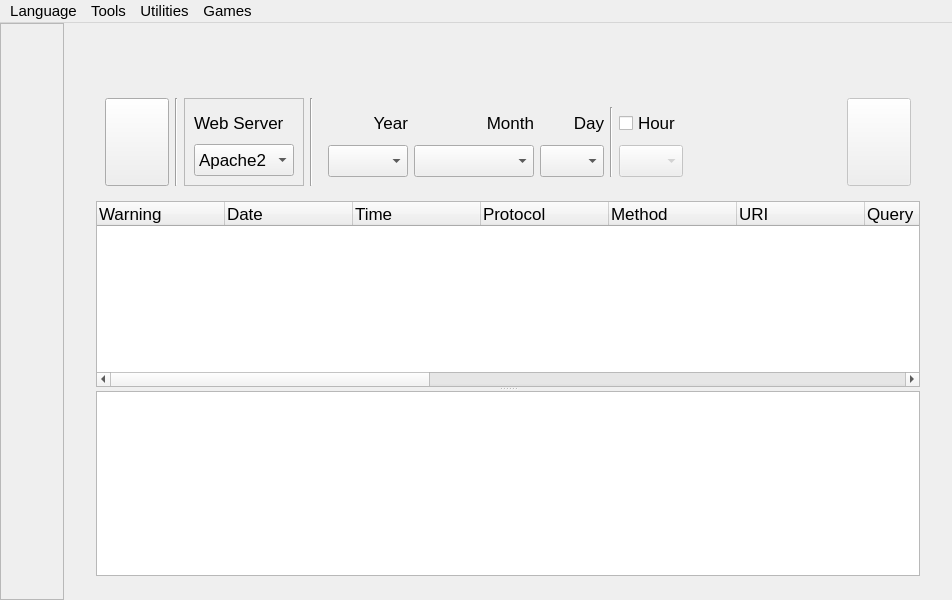
This is logdoctor/mainwindow.ui in elB4RTO/LogDoctor as Qt 5 draws it before an edit. The edited form follows.
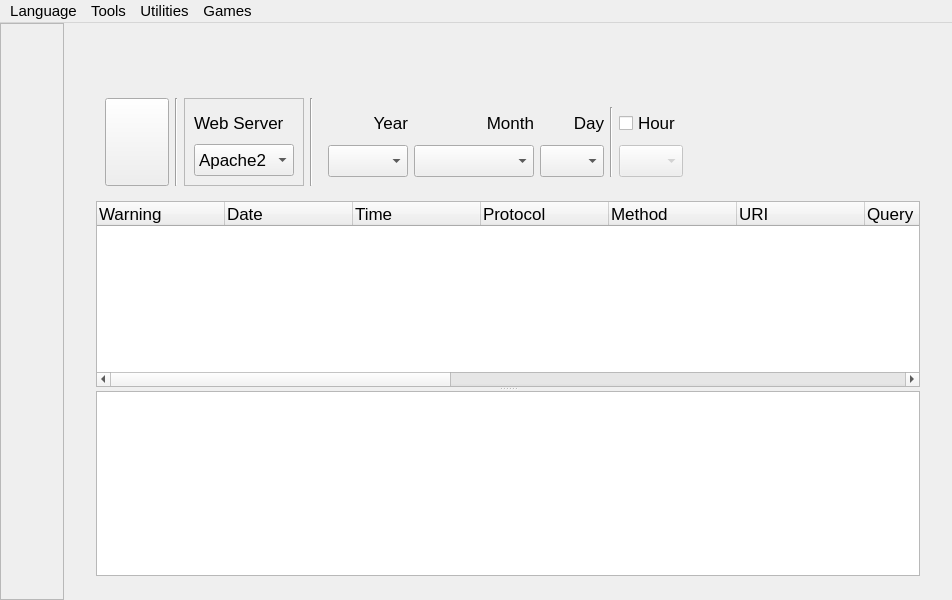
This is the edited form. The open tabs and pages were chosen to show the change. Icons and pictures are not drawn. Custom widgets are drawn as their Qt base class.

Diff of the .ui file:
```diff
--- a/logdoctor/mainwindow.ui
+++ b/logdoctor/mainwindow.ui
@@ -1588,55 +1588,6 @@
                  </layout>
                 </widget>
                </item>
-               <item row="0" column="5">
-                <spacer name="spacer_StatsWarn_1">
-                 <property name="orientation">
-                  <enum>Qt::Horizontal</enum>
-                 </property>
-                 <property name="sizeHint" stdset="0">
-                  <size>
-                   <width>82</width>
-                   <height>20</height>
-                  </size>
-                 </property>
-                </spacer>
-               </item>
-               <item row="0" column="6">
-                <widget class="QPushButton" name="button_StatsWarn_Update">
-                 <property name="enabled">
-                  <bool>false</bool>
-                 </property>
-                 <property name="minimumSize">
-                  <size>
-                   <width>64</width>
-                   <height>88</height>
-                  </size>
-                 </property>
-                 <property name="maximumSize">
-                  <size>
-                   <width>64</width>
-                   <height>88</height>
-                  </size>
-                 </property>
-                 <property name="font">
-                  <font>
-                   <pointsize>23</pointsize>
-                  </font>
-                 </property>
-                 <property name="cursor">
-                  <cursorShape>PointingHandCursor</cursorShape>
-                 </property>
-                 <property name="toolTip">
-                  <string>Update the database with current Warning States</string>
-                 </property>
-                 <property name="iconSize">
-                  <size>
-                   <width>44</width>
-                   <height>44</height>
-                  </size>
-                 </property>
-                </widget>
-               </item>
                <item row="0" column="0">
                 <widget class="QPushButton" name="button_StatsWarn_Draw">
                  <property name="minimumSize">
@@ -1872,28 +1823,6 @@
                  <set>AlignLeading|AlignVCenter</set>
                 </property>
                </column>
-               <column>
-                <property name="text">
-                 <string notr="true">Referrer</string>
-                </property>
-                <property name="toolTip">
-                 <string>The URL which redirected the Client to the requested page</string>
-                </property>
-                <property name="textAlignment">
-                 <set>AlignLeading|AlignVCenter</set>
-                </property>
-               </column>
-               <column>
-                <property name="text">
-                 <string notr="true">Cookie</string>
-                </property>
-                <property name="toolTip">
-                 <string>Cookie used for the request</string>
-                </property>
-                <property name="textAlignment">
-                 <set>AlignLeading|AlignVCenter</set>
-                </property>
-               </column>
                <column>
                 <property name="text">
                  <string notr="true">User-agent</string>
@@ -1916,6 +1845,28 @@
                  <set>AlignLeading|AlignVCenter</set>
                 </property>
                </column>
+               <column>
+                <property name="text">
+                 <string notr="true">Cookie</string>
+                </property>
+                <property name="toolTip">
+                 <string>Cookie used for the request</string>
+                </property>
+                <property name="textAlignment">
+                 <set>AlignLeading|AlignVCenter</set>
+                </property>
+               </column>
+               <column>
+                <property name="text">
+                 <string notr="true">Referrer</string>
+                </property>
+                <property name="toolTip">
+                 <string>The URL which redirected the Client to the requested page</string>
+                </property>
+                <property name="textAlignment">
+                 <set>AlignLeading|AlignVCenter</set>
+                </property>
+               </column>
                <column>
                 <property name="text">
                  <string notr="true">Bytes received</string>
@@ -1949,17 +1900,6 @@
                  <set>AlignLeading|AlignVCenter</set>
                 </property>
                </column>
-               <column>
-                <property name="text">
-                 <string notr="true">rowid</string>
-                </property>
-                <property name="toolTip">
-                 <string notr="true"/>
-                </property>
-                <property name="textAlignment">
-                 <set>AlignLeading|AlignVCenter</set>
-                </property>
-               </column>
               </widget>
               <widget class="QChartView" name="chart_StatsWarn"/>
              </widget>
```
Left out of the diff: 160 changed lines with no effect on the pictures.
